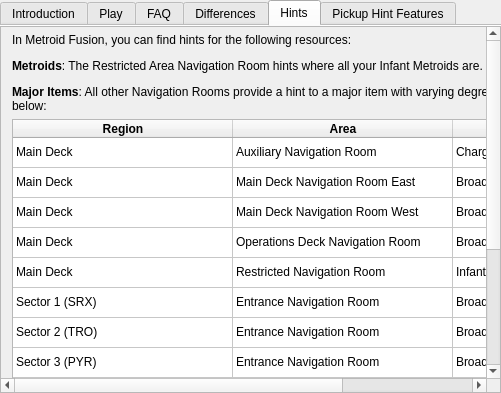
Before: the Qt Designer form randovania/games/fusion/gui/ui_files/games_tab_fusion_widget.ui in randovania/randovania, drawn with Qt 5.
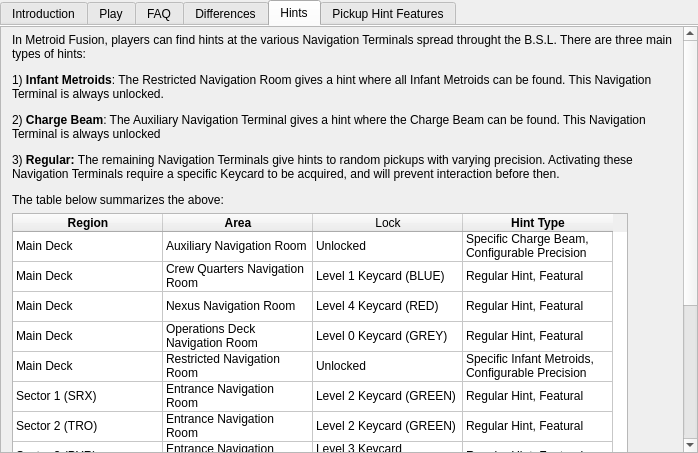
After: the same form once the commit is applied. The open tabs and pages were chosen to show the change. Custom widgets are drawn as their Qt base class.

What changed in the file:
```diff
--- a/randovania/games/fusion/gui/ui_files/games_tab_fusion_widget.ui
+++ b/randovania/games/fusion/gui/ui_files/games_tab_fusion_widget.ui
@@ -6,8 +6,8 @@
    <rect>
     <x>0</x>
     <y>0</y>
-    <width>501</width>
-    <height>393</height>
+    <width>698</width>
+    <height>453</height>
    </rect>
   </property>
   <property name="currentIndex">
@@ -233,9 +233,9 @@
        <property name="geometry">
         <rect>
          <x>0</x>
-         <y>0</y>
-         <width>675</width>
-         <height>565</height>
+         <y>-78</y>
+         <width>682</width>
+         <height>669</height>
         </rect>
        </property>
        <property name="sizePolicy">
@@ -266,7 +266,7 @@
            </sizepolicy>
           </property>
           <property name="text">
-           <string>&lt;html&gt;&lt;head/&gt;&lt;body&gt;&lt;p&gt;In Metroid Fusion, you can find hints for the following resources: &lt;/p&gt;&lt;p&gt;&lt;span style=&quot; font-weight:700;&quot;&gt;Metroids&lt;/span&gt;: The Restricted Area Navigation Room hints where all your Infant Metroids are.&lt;/p&gt;&lt;p&gt;&lt;span style=&quot; font-weight:700;&quot;&gt;Major Items&lt;/span&gt;: All other Navigation Rooms provide a hint to a major item with varying degress of precision as described below:&lt;/p&gt;&lt;/body&gt;&lt;/html&gt;</string>
+           <string>&lt;html&gt;&lt;head/&gt;&lt;body&gt;&lt;p&gt;In Metroid Fusion, players can find hints at the various Navigation Terminals spread throught the B.S.L. There are three main types of hints: &lt;/p&gt;&lt;p&gt;1) &lt;span style=&quot; font-weight:700;&quot;&gt;Infant Metroids&lt;/span&gt;: The Restricted Navigation Room gives a hint where all Infant Metroids can be found. This Navigation Terminal is always unlocked. &lt;/p&gt;&lt;p&gt;2) &lt;span style=&quot; font-weight:700;&quot;&gt;Charge Beam&lt;/span&gt;: The Auxiliary Navigation Terminal gives a hint where the Charge Beam can be found. This Navigation Terminal is always unlocked &lt;/p&gt;&lt;p&gt;3) &lt;span style=&quot; font-weight:700;&quot;&gt;Regular: &lt;/span&gt;The remaining Navigation Terminals give hints to random pickups with varying precision. Activating these Navigation Terminals require a specific Keycard to be acquired, and will prevent interaction before then.&lt;/p&gt;&lt;p&gt;The table below summarizes the above:&lt;/p&gt;&lt;/body&gt;&lt;/html&gt;</string>
           </property>
           <property name="textFormat">
            <enum>Qt::MarkdownText</enum>
@@ -282,19 +282,19 @@
         <item>
          <widget class="QTableWidget" name="tableWidget">
           <property name="sizePolicy">
-           <sizepolicy hsizetype="Minimum" vsizetype="Preferred">
+           <sizepolicy hsizetype="Maximum" vsizetype="Expanding">
             <horstretch>0</horstretch>
             <verstretch>0</verstretch>
            </sizepolicy>
           </property>
           <property name="minimumSize">
            <size>
-            <width>660</width>
+            <width>400</width>
             <height>0</height>
            </size>
           </property>
           <property name="sizeAdjustPolicy">
-           <enum>QAbstractScrollArea::AdjustToContentsOnFirstShow</enum>
+           <enum>QAbstractScrollArea::AdjustToContents</enum>
           </property>
           <property name="autoScroll">
            <bool>true</bool>
@@ -303,7 +303,7 @@
            <number>11</number>
           </property>
           <property name="columnCount">
-           <number>3</number>
+           <number>4</number>
           </property>
           <attribute name="horizontalHeaderVisible">
            <bool>true</bool>
@@ -312,10 +312,10 @@
            <bool>false</bool>
           </attribute>
           <attribute name="horizontalHeaderMinimumSectionSize">
-           <number>30</number>
+           <number>50</number>
           </attribute>
           <attribute name="horizontalHeaderDefaultSectionSize">
-           <number>220</number>
+           <number>150</number>
           </attribute>
           <attribute name="verticalHeaderVisible">
            <bool>false</bool>
@@ -400,7 +400,12 @@
           </column>
           <column>
            <property name="text">
-            <string>Hint Precision</string>
+            <string>Lock</string>
+           </property>
+          </column>
+          <column>
+           <property name="text">
+            <string>Hint Type</string>
            </property>
            <property name="font">
             <font>
@@ -420,7 +425,12 @@
           </item>
           <item row="0" column="2">
            <property name="text">
-            <string>Charge Beam, Configurable Precision</string>
+            <string>Unlocked</string>
+           </property>
+          </item>
+          <item row="0" column="3">
+           <property name="text">
+            <string>Specific Charge Beam, Configurable Precision</string>
            </property>
           </item>
           <item row="1" column="0">
@@ -430,12 +440,17 @@
           </item>
           <item row="1" column="1">
            <property name="text">
-            <string>Main Deck Navigation Room East</string>
+            <string>Crew Quarters Navigation Room</string>
            </property>
           </item>
           <item row="1" column="2">
            <property name="text">
-            <string>Broad Item, Broad Location</string>
+            <string>Level 1 Keycard (BLUE)</string>
+           </property>
+          </item>
+          <item row="1" column="3">
+           <property name="text">
+            <string>Regular Hint, Featural</string>
            </property>
           </item>
           <item row="2" column="0">
@@ -445,12 +460,17 @@
           </item>
           <item row="2" column="1">
            <property name="text">
-            <string>Main Deck Navigation Room West</string>
+            <string>Nexus Navigation Room</string>
            </property>
           </item>
           <item row="2" column="2">
            <property name="text">
-            <string>Broad Item, Broad Location</string>
+            <string>Level 4 Keycard (RED)</string>
+           </property>
+          </item>
+          <item row="2" column="3">
+           <property name="text">
+            <string>Regular Hint, Featural</string>
            </property>
           </item>
           <item row="3" column="0">
@@ -465,7 +485,12 @@
           </item>
           <item row="3" column="2">
            <property name="text">
-            <string>Broad Item, Broad Location</string>
+            <string>Level 0 Keycard (GREY)</string>
+           </property>
+          </item>
+          <item row="3" column="3">
+           <property name="text">
+            <string>Regular Hint, Featural</string>
            </property>
           </item>
           <item row="4" column="0">
@@ -480,7 +505,12 @@
           </item>
           <item row="4" column="2">
            <property name="text">
-            <string>Infant Metroids, Configurable Precision</string>
+            <string>Unlocked</string>
+           </property>
+          </item>
+          <item row="4" column="3">
+           <property name="text">
+            <string>Specific Infant Metroids, Configurable Precision</string>
            </property>
           </item>
           <item row="5" column="0">
@@ -495,7 +525,12 @@
           </item>
           <item row="5" column="2">
            <property name="text">
-            <string>Broad Item, Broad Location</string>
+            <string>Level 2 Keycard (GREEN)</string>
+           </property>
+          </item>
+          <item row="5" column="3">
+           <property name="text">
+            <string>Regular Hint, Featural</string>
            </property>
           </item>
           <item row="6" column="0">
@@ -510,7 +545,12 @@
           </item>
           <item row="6" column="2">
            <property name="text">
-            <string>Broad Item, Broad Location</string>
+            <string>Level 2 Keycard (GREEN)</string>
+           </property>
+          </item>
+          <item row="6" column="3">
+           <property name="text">
+            <string>Regular Hint, Featural</string>
            </property>
           </item>
           <item row="7" column="0">
@@ -525,7 +565,12 @@
           </item>
           <item row="7" column="2">
            <property name="text">
-            <string>Broad Item, Broad Location</string>
+            <string>Level 3 Keycard (YELLOW)</string>
+           </property>
+          </item>
+          <item row="7" column="3">
+           <property name="text">
+            <string>Regular Hint, Featural</string>
            </property>
           </item>
           <item row="8" column="0">
@@ -540,7 +585,12 @@
           </item>
           <item row="8" column="2">
            <property name="text">
-            <string>Broad Item, Broad Location</string>
+            <string>Level 3 Keycard (YELLOW)</string>
+           </property>
+          </item>
+          <item row="8" column="3">
+           <property name="text">
+            <string>Regular Hint, Featural</string>
            </property>
           </item>
           <item row="9" column="0">
@@ -555,7 +605,12 @@
           </item>
           <item row="9" column="2">
            <property name="text">
-            <string>Broad Item, Broad Location</string>
+            <string>Level 4 Keycard (RED)</string>
+           </property>
+          </item>
+          <item row="9" column="3">
+           <property name="text">
+            <string>Regular Hint, Featural</string>
            </property>
           </item>
           <item row="10" column="0">
@@ -570,7 +625,12 @@
           </item>
           <item row="10" column="2">
            <property name="text">
-            <string>Broad Item, Broad Location</string>
+            <string>Level 4 Keycard (RED)</string>
+           </property>
+          </item>
+          <item row="10" column="3">
+           <property name="text">
+            <string>Regular Hint, Featural</string>
            </property>
           </item>
          </widget>
```
Left out of the diff: 11 changed lines with no effect on the pictures.
